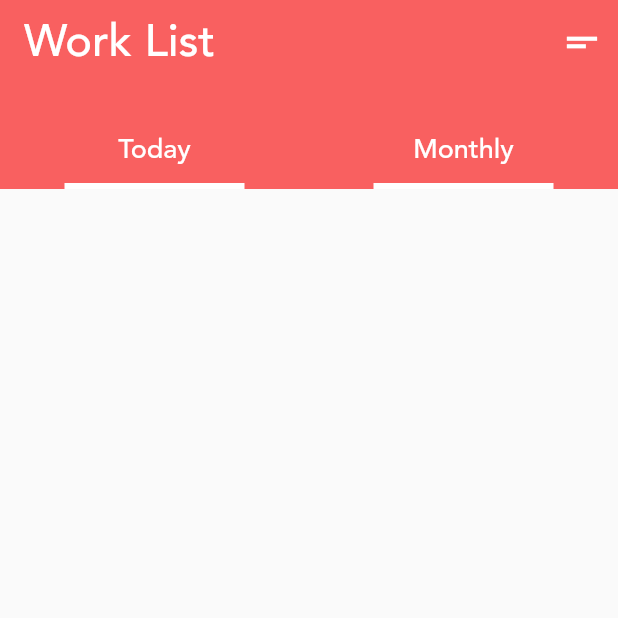
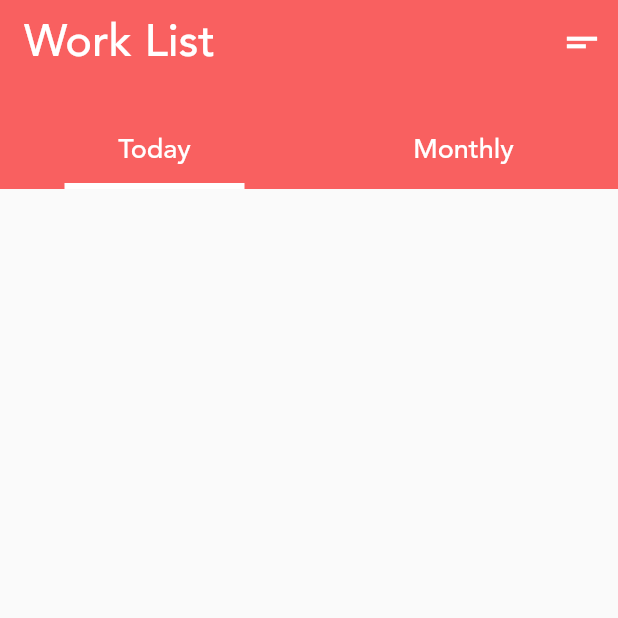
Before and after one commit to shrey0812/todo_app, a Flutter app: the homePage screen opened directly, after a tap on "Today", on a phone screen of 412 x 824 dp, the top half of it. Run offline on Flutter 3.47's test engine with Material 2 defaults, Android fonts, the phone set to English and light mode, and no system bars; our stand-ins replace table_calendar.

Commit message:
initial commit

```diff
--- a/lib/home_page.dart
+++ b/lib/home_page.dart
@@ -1,4 +1,5 @@
 import 'package:flutter/material.dart';
+import 'package:table_calendar/table_calendar.dart';
 
 class HomePage extends StatelessWidget {
   const HomePage({Key? key}) : super(key: key);
@@ -20,6 +21,7 @@ class homePage extends StatefulWidget {
 }
 
 class _homePageState extends State<homePage> {
+  String filterType = 'today';
   @override
   Widget build(BuildContext context) {
     return Scaffold(
@@ -53,7 +55,9 @@ class _homePageState extends State<homePage> {
                   children: [
                     Column(mainAxisAlignment: MainAxisAlignment.end, children: [
                       InkWell(
-                        onTap: () {},
+                        onTap: () {
+                          changeFilter('today');
+                        },
                         child: const Text(
                           'Today',
                           style: TextStyle(color: Colors.white, fontSize: 18),
@@ -62,11 +66,19 @@ class _homePageState extends State<homePage> {
                       const SizedBox(
                         height: 10,
                       ),
-                      Container(height: 4, width: 120, color: Colors.white)
+                      Container(
+                        height: 4,
+                        width: 120,
+                        color: (filterType == 'today')
+                            ? Colors.white
+                            : Colors.transparent,
+                      )
                     ]),
                     Column(mainAxisAlignment: MainAxisAlignment.end, children: [
                       InkWell(
-                        onTap: () {},
+                        onTap: () {
+                          changeFilter('monthly');
+                        },
                         child: const Text(
                           'Monthly',
                           style: TextStyle(color: Colors.white, fontSize: 18),
@@ -75,15 +87,35 @@ class _homePageState extends State<homePage> {
                       const SizedBox(
                         height: 10,
                       ),
-                      Container(height: 4, width: 120, color: Colors.white)
+                      Container(
+                        height: 4,
+                        width: 120,
+                        color: (filterType == 'monthly')
+                            ? Colors.white
+                            : Colors.transparent,
+                      )
                     ])
                   ],
                 ),
-              )
+              ),
+              (filterType == 'monthly')
+                  ? TableCalendar(
+                      firstDay: DateTime.utc(2010, 10, 16),
+                      lastDay: DateTime.utc(2030, 10, 16),
+                      focusedDay: DateTime.now(),
+                      startingDayOfWeek: StartingDayOfWeek.monday,
+                      calendarFormat: CalendarFormat.week,
+                    )
+                  : Container()
             ],
           )
         ],
       ),
     );
   }
+
+  changeFilter(String filter) {
+    filterType = filter;
+    setState(() {});
+  }
 }
--- a/pubspec.yaml
+++ b/pubspec.yaml
@@ -29,7 +29,7 @@ environment:
 dependencies:
   flutter:
     sdk: flutter
-
+  table_calendar: ^3.0.6
 
   # The following adds the Cupertino Icons font to your application.
   # Use with the CupertinoIcons class for iOS style icons.
```
Also changed, not shown: pubspec.lock.
